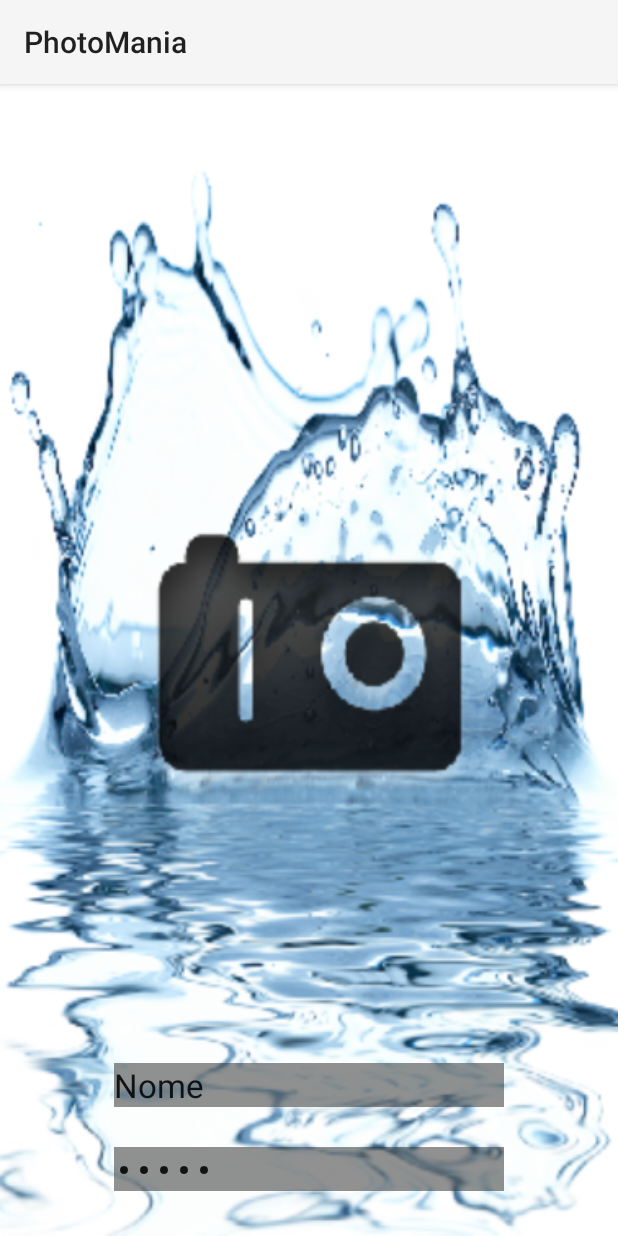
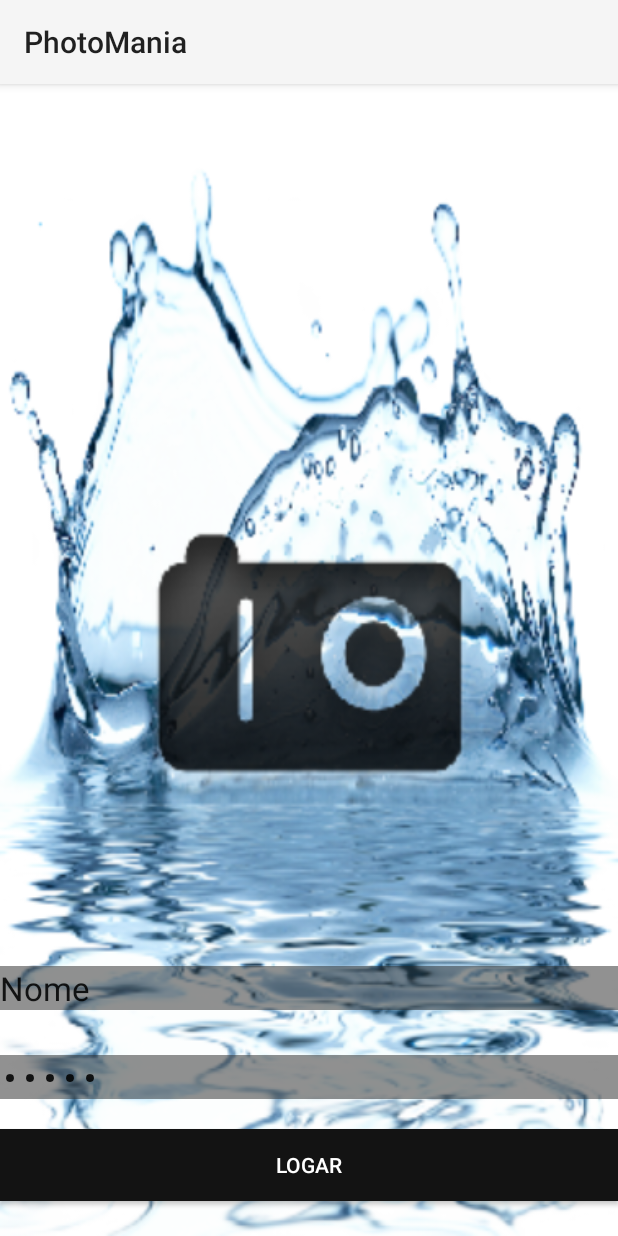
Before and after one commit to WillianFrigotto/PhotoMania, an Android app: the layout tela_login.xml on its own in the app's theme, with its tools: preview values and no code run, on a phone screen of 412 x 824 dp. Run offline under Robolectric (Android 15) with nearby library versions, the phone set to English and light mode, and no system bars.

Commit message:
Alteração tela Login
Inserido o botão de logar que faltava

```diff
--- a/app/src/main/res/layout/tela_cadastrar.xml
+++ b/app/src/main/res/layout/tela_cadastrar.xml
@@ -1,6 +1,6 @@
 <?xml version="1.0" encoding="utf-8"?>
 <RelativeLayout xmlns:android="http://schemas.android.com/apk/res/android"
 android:layout_width="match_parent" android:layout_height="match_parent"
->
+    android:background="@drawable/fundo">
 
 </RelativeLayout>
--- a/app/src/main/res/layout/tela_login.xml
+++ b/app/src/main/res/layout/tela_login.xml
@@ -11,12 +11,14 @@
         android:text="@string/txtNome"
         android:ems="10"
         android:id="@+id/txtNome"
-        android:layout_marginBottom="86dp"
+        android:layout_marginBottom="30dp"
         style="@android:style/Theme.Black"
         android:background="#842b2b2b"
-        android:layout_alignParentBottom="true"
+        android:textAppearance="@android:style/TextAppearance.Large"
+        android:layout_above="@+id/txtSenha"
         android:layout_centerHorizontal="true"
-        android:textAppearance="@android:style/TextAppearance.Large" />
+        android:layout_alignParentEnd="true"
+        android:layout_alignParentStart="true" />
 
     <EditText
         android:layout_width="wrap_content"
@@ -24,13 +26,25 @@
         android:inputType="textPassword"
         android:ems="10"
         android:id="@+id/txtSenha"
+        android:layout_marginBottom="20dp"
+        android:text="@string/txtSenha"
+        android:background="#842b2b2b"
+        android:textAppearance="@android:style/TextAppearance.Large"
+        android:layout_above="@+id/btnLogar"
+        android:layout_alignStart="@+id/txtNome"
+        android:layout_alignParentEnd="true"
+        android:layout_alignParentStart="true" />
+
+    <Button
+        android:layout_width="wrap_content"
+        android:layout_height="wrap_content"
+        android:text="@string/btnLogar"
+        android:id="@+id/btnLogar"
         android:layout_alignParentBottom="true"
         android:layout_centerHorizontal="true"
-        android:layout_marginBottom="30dp"
-        android:layout_alignParentStart="false"
-        android:layout_alignEnd="@id/txtNome"
-        android:layout_alignStart="@id/txtNome"
-        android:text="@string/txtSenha"
-        android:background="#842b2b2b"
-        android:textAppearance="@android:style/TextAppearance.Large" />
+        android:layout_marginBottom="23dp"
+        android:layout_alignParentEnd="true"
+        android:layout_alignParentStart="true"
+        android:background="#ff131313"
+        android:textColor="#ffffffff" />
 </RelativeLayout>
--- a/app/src/main/res/values/strings.xml
+++ b/app/src/main/res/values/strings.xml
@@ -10,4 +10,5 @@
     <string name="lblSenha">Senha</string>
     <string name="txtNome">Nome</string>
     <string name="txtSenha">Senha</string>
+    <string name="btnLogar">LOGAR</string>
 </resources>
```
